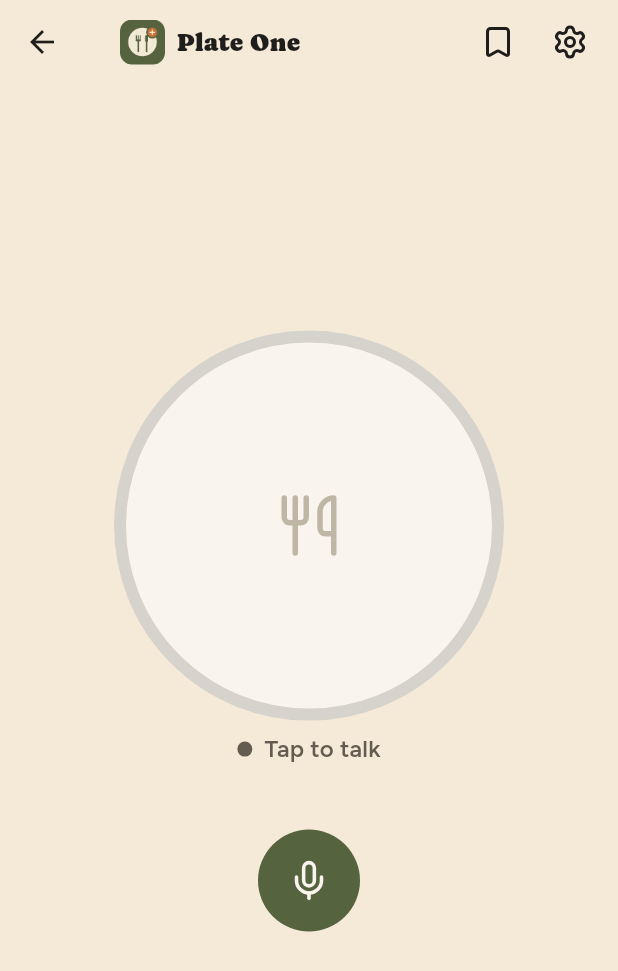
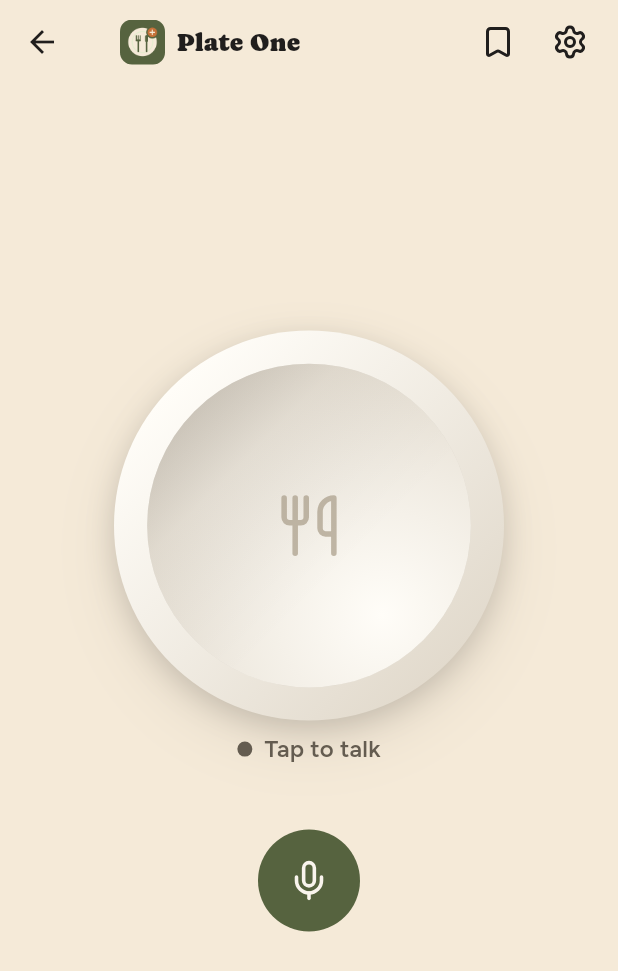
Before and after one commit to Ramy888/Plate-one, a Flutter app: the VoiceAgentScreen screen opened directly, on a phone screen of 412 x 824 dp. Shown: the top 971 px of the screen. Run offline on Flutter 3.47's test engine with Material 3 defaults, Android fonts, the phone set to English and light mode, and no system bars; our stand-ins replace flutter_riverpod, lucide_icons_flutter, package_info_plus, shared_preferences, web; missing offline and left inert: dart:js_interop, record; accounts and stored records are empty.

Commit message:
Make the plate a dish rather than a circle
Four layers, which is what it takes: the shadow it casts on the table, a
rim, the well the food sits in, and the step between them.

The trick is that the well is lit from the opposite side to the rim. On a
real dish the near wall turns away from the light and the far wall catches
it, so a rim bright at the top-left over a well bright at the bottom-right
reads as hollow. Lighting both the same way — which is what the first
attempt did — reads as a dome, and it looked like a ball bearing.

The food is inset by the rim now too, so a full plate still has a rim, and
the shadow the rim casts falls across the food as well as the porcelain.

Co-Authored-By: Claude Opus 5 (1M context) <noreply@anthropic.com>
Claude-Session: https://claude.ai/code/session_01LVo8o7XXtatrRfdDofWNni

```diff
--- a/lib/ui/voice_agent_screen.dart
+++ b/lib/ui/voice_agent_screen.dart
@@ -285,37 +285,111 @@ class _Plate extends ConsumerWidget {
   Widget build(BuildContext context, WidgetRef ref) {
     final visual = ref.watch(plateVisualProvider);
 
+    // A plate seen from above, lit from the upper left. Four layers, which is
+    // what it takes for a circle to read as a dish rather than as a circle:
+    // the shadow it casts, the rim, the well the food sits in, and the sheen.
+    final rim = size * 0.085;
+
     return Padding(
       padding: const EdgeInsets.symmetric(vertical: Space.sm),
       child: SizedBox(
         height: size,
         width: size,
+        child: DecoratedBox(
+          decoration: BoxDecoration(
+            shape: BoxShape.circle,
+            // The rim catches the light on one side and turns away from it on
+            // the other. A flat fill here is what made it look printed on.
+            gradient: const LinearGradient(
+              begin: Alignment.topLeft,
+              end: Alignment.bottomRight,
+              colors: [Color(0xFFFFFDF8), PlateColors.neutral300],
+              stops: [0.15, 1.0],
+            ),
+            boxShadow: [
+              // Contact: tight and close, where the plate meets the table.
+              BoxShadow(
+                color: PlateColors.ink.withValues(alpha: 0.16),
+                blurRadius: size * 0.06,
+                offset: Offset(0, size * 0.02),
+              ),
+              // Cast: wide and soft, which is what gives the height. Kept
+              // tight enough that the plate sits on the table rather than
+              // floating over it like a ball.
+              BoxShadow(
+                color: PlateColors.ink.withValues(alpha: 0.09),
+                blurRadius: size * 0.13,
+                offset: Offset(0, size * 0.06),
+              ),
+            ],
+          ),
+          child: Padding(
+            padding: EdgeInsets.all(rim),
+            // The step down from rim to well. Without a hard edge here the two
+            // gradients blend and the whole thing goes soft again.
+            child: DecoratedBox(
+              decoration: BoxDecoration(
+                shape: BoxShape.circle,
+                border: Border.all(
+                  color: PlateColors.ink.withValues(alpha: 0.07),
+                  width: 1.2,
+                ),
+              ),
             child: Stack(
               fit: StackFit.expand,
               children: [
-            // The plate itself, always drawn, so there is something to look at
-            // before there is anything to show.
-            Container(
+                // The well is lit from the *opposite* side to the rim, and
+                // that inversion is the whole trick: on a dish the near wall
+                // turns away from the light and the far wall catches it, so a
+                // rim bright at the top-left over a well bright at the
+                // bottom-right reads as hollow. Matching them reads as a dome.
+                DecoratedBox(
                   decoration: const BoxDecoration(
                     shape: BoxShape.circle,
-                color: PlateColors.neutral100,
-                border: Border.fromBorderSide(
-                  BorderSide(color: PlateColors.line, width: 8),
+                    gradient: RadialGradient(
+                      center: Alignment(0.45, 0.55),
+                      radius: 1.1,
+                      colors: [Color(0xFFFFFDF8), PlateColors.neutral300],
+                      stops: [0.0, 1.0],
                     ),
                   ),
                 ),
+                // What the food sits in, not on: inset by the rim, so the rim
+                // stays a rim even when the plate is full.
                 if (visual.image case final bytes?)
                   ClipOval(child: Image.memory(bytes, fit: BoxFit.cover))
                 else if (!visual.loading)
-              const Center(
+                  Center(
                     child: Icon(
                       LucideIcons.utensils,
-                  size: 44,
+                      size: size * 0.17,
                       color: PlateColors.neutral400,
                     ),
                   ),
                 if (visual.loading) const _PlateSkeleton(),
+                // The shadow the rim casts down into the well. Always last, so
+                // it falls across the food as well as the porcelain.
+                IgnorePointer(
+                  child: DecoratedBox(
+                    decoration: BoxDecoration(
+                      shape: BoxShape.circle,
+                      gradient: LinearGradient(
+                        begin: Alignment.topLeft,
+                        end: Alignment.bottomRight,
+                        colors: [
+                          PlateColors.ink.withValues(alpha: 0.20),
+                          PlateColors.ink.withValues(alpha: 0.04),
+                          const Color(0x00000000),
                         ],
+                        stops: const [0.0, 0.30, 0.62],
+                      ),
+                    ),
+                  ),
+                ),
+              ],
+            ),
+            ),
+          ),
         ),
       ),
     );
```
Lines whose indentation alone changed are shown as unchanged.
